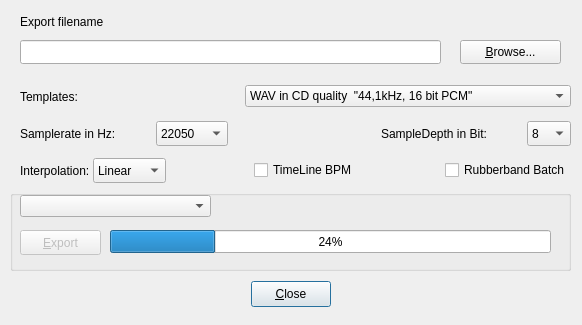
Above: src/gui/src/UI/ExportSongDialog_UI.ui from hydrogen-music/hydrogen before the change. Below: the same form after it.
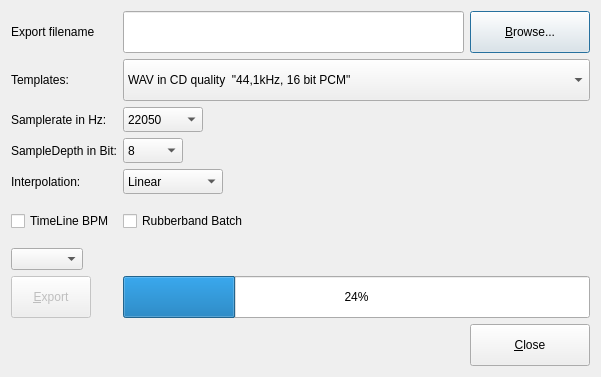
That is the form after the change.

Commit message: Converted layouts to QFormLayout so widgets will resize

Patch:
```diff
--- a/src/gui/src/UI/ExportSongDialog_UI.ui
+++ b/src/gui/src/UI/ExportSongDialog_UI.ui
@@ -2,173 +2,72 @@
 <ui version="4.0">
  <class>ExportSongDialog_UI</class>
  <widget class="QDialog" name="ExportSongDialog_UI">
+  <property name="enabled">
+   <bool>true</bool>
+  </property>
   <property name="geometry">
    <rect>
     <x>0</x>
     <y>0</y>
-    <width>582</width>
-    <height>325</height>
+    <width>601</width>
+    <height>377</height>
    </rect>
   </property>
+  <property name="sizePolicy">
+   <sizepolicy hsizetype="Preferred" vsizetype="Preferred">
+    <horstretch>0</horstretch>
+    <verstretch>0</verstretch>
+   </sizepolicy>
+  </property>
+  <property name="minimumSize">
+   <size>
+    <width>0</width>
+    <height>0</height>
+   </size>
+  </property>
   <property name="windowTitle">
    <string>Export Whole Song to WAV</string>
   </property>
-  <widget class="QWidget" name="layout2">
-   <property name="geometry">
-    <rect>
-     <x>20</x>
-     <y>280</y>
-     <width>541</width>
-     <height>28</height>
-    </rect>
-   </property>
-   <layout class="QHBoxLayout">
-    <property name="spacing">
-     <number>0</number>
-    </property>
-    <item>
-     <spacer>
-      <property name="orientation">
-       <enum>Qt::Horizontal</enum>
-      </property>
-      <property name="sizeType">
-       <enum>QSizePolicy::Expanding</enum>
-      </property>
-      <property name="sizeHint" stdset="0">
-       <size>
-        <width>126</width>
-        <height>16</height>
-       </size>
-      </property>
-     </spacer>
-    </item>
-    <item>
-     <widget class="QPushButton" name="closeBtn">
-      <property name="sizePolicy">
-       <sizepolicy hsizetype="Minimum" vsizetype="Fixed">
-        <horstretch>0</horstretch>
-        <verstretch>0</verstretch>
-       </sizepolicy>
-      </property>
-      <property name="minimumSize">
-       <size>
-        <width>0</width>
-        <height>26</height>
-       </size>
-      </property>
-      <property name="text">
-       <string>&amp;Close</string>
-      </property>
-      <property name="shortcut">
-       <string>Alt+C</string>
-      </property>
-     </widget>
-    </item>
-    <item>
-     <spacer>
-      <property name="orientation">
-       <enum>Qt::Horizontal</enum>
-      </property>
-      <property name="sizeType">
-       <enum>QSizePolicy::Expanding</enum>
-      </property>
-      <property name="sizeHint" stdset="0">
-       <size>
-        <width>126</width>
-        <height>16</height>
-       </size>
-      </property>
-     </spacer>
-    </item>
-   </layout>
-  </widget>
-  <widget class="QGroupBox" name="groupBox">
-   <property name="geometry">
-    <rect>
-     <x>10</x>
-     <y>190</y>
-     <width>561</width>
-     <height>81</height>
-    </rect>
-   </property>
-   <property name="title">
-    <string/>
-   </property>
-   <widget class="QPushButton" name="okBtn">
-    <property name="enabled">
-     <bool>false</bool>
-    </property>
-    <property name="geometry">
-     <rect>
-      <x>10</x>
-      <y>40</y>
-      <width>81</width>
-      <height>25</height>
-     </rect>
-    </property>
-    <property name="minimumSize">
-     <size>
-      <width>0</width>
-      <height>25</height>
-     </size>
-    </property>
-    <property name="text">
-     <string>&amp;Export</string>
-    </property>
-    <property name="shortcut">
-     <string>Alt+E</string>
-    </property>
-   </widget>
-   <widget class="QProgressBar" name="m_pProgressBar">
-    <property name="geometry">
-     <rect>
-      <x>100</x>
-      <y>40</y>
-      <width>441</width>
-      <height>23</height>
-     </rect>
-    </property>
-    <property name="value">
-     <number>24</number>
-    </property>
-   </widget>
-   <widget class="QWidget" name="layoutWidget1">
-    <property name="geometry">
-     <rect>
-      <x>10</x>
-      <y>0</y>
-      <width>191</width>
-      <height>33</height>
-     </rect>
-    </property>
-    <layout class="QHBoxLayout" name="horizontalLayout_5">
-     <item>
-      <widget class="QComboBox" name="exportTypeCombo"/>
-     </item>
-    </layout>
-   </widget>
-  </widget>
+  <property name="layoutDirection">
+   <enum>Qt::LeftToRight</enum>
+  </property>
+  <property name="modal">
+   <bool>true</bool>
+  </property>
+  <layout class="QGridLayout" name="gridLayout">
+   <item row="0" column="0">
+    <layout class="QFormLayout" name="formLayout">
+     <property name="sizeConstraint">
+      <enum>QLayout::SetDefaultConstraint</enum>
+     </property>
+     <property name="fieldGrowthPolicy">
+      <enum>QFormLayout::ExpandingFieldsGrow</enum>
+     </property>
+     <property name="rowWrapPolicy">
+      <enum>QFormLayout::WrapLongRows</enum>
+     </property>
+     <item row="0" column="0">
   <widget class="QLabel" name="TextLabel1">
-   <property name="geometry">
-    <rect>
-     <x>20</x>
-     <y>10</y>
-     <width>440</width>
-     <height>24</height>
-    </rect>
+       <property name="sizePolicy">
+        <sizepolicy hsizetype="Expanding" vsizetype="Expanding">
+         <horstretch>0</horstretch>
+         <verstretch>0</verstretch>
+        </sizepolicy>
    </property>
    <property name="text">
     <string>Export filename</string>
    </property>
   </widget>
+     </item>
+     <item row="0" column="1">
+      <layout class="QHBoxLayout" name="horizontalLayout">
+       <item>
   <widget class="QLineEdit" name="exportNameTxt">
-   <property name="geometry">
-    <rect>
-     <x>20</x>
-     <y>40</y>
-     <width>421</width>
-     <height>24</height>
-    </rect>
+         <property name="sizePolicy">
+          <sizepolicy hsizetype="Expanding" vsizetype="Expanding">
+           <horstretch>0</horstretch>
+           <verstretch>0</verstretch>
+          </sizepolicy>
    </property>
    <property name="readOnly">
     <bool>false</bool>
@@ -177,14 +76,20 @@
     <string notr="true"/>
    </property>
   </widget>
+       </item>
+       <item>
   <widget class="QPushButton" name="browseBtn">
-   <property name="geometry">
-    <rect>
-     <x>460</x>
-     <y>40</y>
-     <width>101</width>
-     <height>24</height>
-    </rect>
+         <property name="sizePolicy">
+          <sizepolicy hsizetype="Expanding" vsizetype="Expanding">
+           <horstretch>0</horstretch>
+           <verstretch>0</verstretch>
+          </sizepolicy>
+         </property>
+         <property name="maximumSize">
+          <size>
+           <width>120</width>
+           <height>16777215</height>
+          </size>
    </property>
    <property name="text">
     <string>&amp;Browse...</string>
@@ -193,40 +98,103 @@
     <string>Alt+B</string>
    </property>
   </widget>
-  <widget class="QWidget" name="layoutWidget2">
-   <property name="geometry">
-    <rect>
-     <x>20</x>
-     <y>118</y>
-     <width>551</width>
-     <height>31</height>
-    </rect>
-   </property>
-   <layout class="QHBoxLayout" name="horizontalLayout_3">
+       </item>
+      </layout>
+     </item>
+     <item row="3" column="0">
+      <widget class="QLabel" name="label_3">
+       <property name="sizePolicy">
+        <sizepolicy hsizetype="Expanding" vsizetype="Expanding">
+         <horstretch>0</horstretch>
+         <verstretch>0</verstretch>
+        </sizepolicy>
+       </property>
+       <property name="text">
+        <string>Templates: </string>
+       </property>
+      </widget>
+     </item>
+     <item row="3" column="1">
+      <widget class="QComboBox" name="templateCombo">
+       <property name="sizePolicy">
+        <sizepolicy hsizetype="Expanding" vsizetype="Expanding">
+         <horstretch>0</horstretch>
+         <verstretch>0</verstretch>
+        </sizepolicy>
+       </property>
     <item>
-     <layout class="QHBoxLayout" name="horizontalLayout">
+        <property name="text">
+         <string>WAV in CD quality  &quot;44,1kHz, 16 bit PCM&quot;</string>
+        </property>
+       </item>
       <item>
+        <property name="text">
+         <string>WAV in ADAT quality &quot;48 kHz, 16 bit PCM&quot;</string>
+        </property>
+       </item>
+       <item>
+        <property name="text">
+         <string>WAV in better quality &quot;48 kHz, 24 bit PCM&quot;</string>
+        </property>
+       </item>
+       <item>
+        <property name="text">
+         <string>WAV LOFI &quot;22.05kHz, 8 bit PCM </string>
+        </property>
+       </item>
+       <item>
+        <property name="text">
+         <string>WAV best Mixdown quality &quot;96 kHz, 32 bit PCM&quot;</string>
+        </property>
+       </item>
+       <item>
+        <property name="text">
+         <string>AIFF in CD quality &quot;41 kHz, 16 bit PCM&quot;</string>
+        </property>
+       </item>
+       <item>
+        <property name="text">
+         <string>AIFF in ADAT quality &quot;48 kHz, 16 bit PCM&quot;</string>
+        </property>
+       </item>
+       <item>
+        <property name="text">
+         <string>AIFF in better quality &quot;48 kHz, 24 bit PCM&quot;</string>
+        </property>
+       </item>
+       <item>
+        <property name="text">
+         <string>FLAC lossless compressor in good quality &quot;48 kHz&quot;</string>
+        </property>
+       </item>
+       <item>
+        <property name="text">
+         <string>OGG Vorbis loosely compressed in good quality &quot;VBR&quot;</string>
+        </property>
+       </item>
+      </widget>
+     </item>
+     <item row="4" column="0">
        <widget class="QLabel" name="label">
+       <property name="sizePolicy">
+        <sizepolicy hsizetype="Expanding" vsizetype="Expanding">
+         <horstretch>0</horstretch>
+         <verstretch>0</verstretch>
+        </sizepolicy>
+       </property>
         <property name="text">
          <string>Samplerate in Hz:</string>
         </property>
        </widget>
       </item>
-      <item>
-       <spacer name="horizontalSpacer_2">
-        <property name="orientation">
-         <enum>Qt::Horizontal</enum>
-        </property>
-        <property name="sizeHint" stdset="0">
-         <size>
-          <width>40</width>
-          <height>20</height>
-         </size>
-        </property>
-       </spacer>
-      </item>
-      <item>
+     <item row="4" column="1">
        <widget class="QComboBox" name="sampleRateCombo">
+       <property name="sizePolicy">
+        <sizepolicy hsizetype="Expanding" vsizetype="Expanding">
+         <horstretch>0</horstretch>
+         <verstretch>0</verstretch>
+        </sizepolicy>
+       </property>
         <property name="maximumSize">
          <size>
           <width>80</width>
@@ -265,58 +233,27 @@
         </item>
        </widget>
       </item>
-     </layout>
-    </item>
-    <item>
-     <spacer name="horizontalSpacer">
-      <property name="orientation">
-       <enum>Qt::Horizontal</enum>
-      </property>
-      <property name="sizeHint" stdset="0">
-       <size>
-        <width>20</width>
-        <height>20</height>
-       </size>
-      </property>
-     </spacer>
-    </item>
-    <item>
-     <spacer name="horizontalSpacer_4">
-      <property name="orientation">
-       <enum>Qt::Horizontal</enum>
-      </property>
-      <property name="sizeHint" stdset="0">
-       <size>
-        <width>40</width>
-        <height>20</height>
-       </size>
-      </property>
-     </spacer>
-    </item>
-    <item>
-     <layout class="QHBoxLayout" name="horizontalLayout_2">
-      <item>
+     <item row="5" column="0">
        <widget class="QLabel" name="label_2">
+       <property name="sizePolicy">
+        <sizepolicy hsizetype="Expanding" vsizetype="Expanding">
+         <horstretch>0</horstretch>
+         <verstretch>0</verstretch>
+        </sizepolicy>
+       </property>
         <property name="text">
          <string>SampleDepth in Bit:</string>
         </property>
        </widget>
       </item>
-      <item>
-       <spacer name="horizontalSpacer_3">
-        <property name="orientation">
-         <enum>Qt::Horizontal</enum>
-        </property>
-        <property name="sizeHint" stdset="0">
-         <size>
-          <width>40</width>
-          <height>20</height>
-         </size>
-        </property>
-       </spacer>
-      </item>
-      <item>
+     <item row="5" column="1">
        <widget class="QComboBox" name="sampleDepthCombo">
+       <property name="sizePolicy">
+        <sizepolicy hsizetype="Expanding" vsizetype="Expanding">
+         <horstretch>0</horstretch>
+         <verstretch>0</verstretch>
+        </sizepolicy>
+       </property>
         <property name="maximumSize">
          <size>
           <width>60</width>
@@ -345,95 +282,14 @@
         </item>
        </widget>
       </item>
-     </layout>
-    </item>
-   </layout>
-  </widget>
-  <widget class="QWidget" name="layoutWidget0">
-   <property name="geometry">
-    <rect>
-     <x>20</x>
-     <y>80</y>
-     <width>551</width>
-     <height>33</height>
-    </rect>
-   </property>
-   <layout class="QHBoxLayout" name="horizontalLayout_4">
-    <item>
-     <widget class="QLabel" name="label_3">
-      <property name="text">
-       <string>Templates: </string>
-      </property>
-     </widget>
-    </item>
-    <item>
-     <widget class="QComboBox" name="templateCombo">
-      <item>
-       <property name="text">
-        <string>WAV in CD quality  &quot;44,1kHz, 16 bit PCM&quot;</string>
-       </property>
-      </item>
-      <item>
-       <property name="text">
-        <string>WAV in ADAT quality &quot;48 kHz, 16 bit PCM&quot;</string>
-       </property>
-      </item>
-      <item>
-       <property name="text">
-        <string>WAV in better quality &quot;48 kHz, 24 bit PCM&quot;</string>
-       </property>
-      </item>
-      <item>
-       <property name="text">
-        <string>WAV LOFI &quot;22.05kHz, 8 bit PCM </string>
-       </property>
-      </item>
-      <item>
-       <property name="text">
-        <string>WAV best Mixdown quality &quot;96 kHz, 32 bit PCM&quot;</string>
-       </property>
-      </item>
-      <item>
-       <property name="text">
-        <string>AIFF in CD quality &quot;41 kHz, 16 bit PCM&quot;</string>
-       </property>
-      </item>
-      <item>
-       <property name="text">
-        <string>AIFF in ADAT quality &quot;48 kHz, 16 bit PCM&quot;</string>
-       </property>
-      </item>
-      <item>
-       <property name="text">
-        <string>AIFF in better quality &quot;48 kHz, 24 bit PCM&quot;</string>
-       </property>
-      </item>
-      <item>
-       <property name="text">
-        <string>FLAC lossless compressor in good quality &quot;48 kHz&quot;</string>
-       </property>
-      </item>
-      <item>
-       <property name="text">
-        <string>OGG Vorbis loosely compressed in good quality &quot;VBR&quot;</string>
-       </property>
-      </item>
-     </widget>
-    </item>
-   </layout>
-  </widget>
-  <widget class="QWidget" name="layoutWidget">
-   <property name="geometry">
-    <rect>
-     <x>20</x>
-     <y>155</y>
-     <width>551</width>
-     <height>31</height>
-    </rect>
-   </property>
-   <layout class="QHBoxLayout" name="horizontalLayout_6">
-    <item>
+     <item row="7" column="0">
      <widget class="QLabel" name="resapelingLbl">
+       <property name="sizePolicy">
+        <sizepolicy hsizetype="Expanding" vsizetype="Expanding">
+         <horstretch>0</horstretch>
+         <verstretch>0</verstretch>
+        </sizepolicy>
+       </property>
       <property name="maximumSize">
        <size>
         <width>200</width>
@@ -451,8 +307,14 @@
       </property>
      </widget>
     </item>
-    <item>
+     <item row="7" column="1">
      <widget class="QComboBox" name="resampleComboBox">
+       <property name="sizePolicy">
+        <sizepolicy hsizetype="Expanding" vsizetype="Expanding">
+         <horstretch>0</horstretch>
+         <verstretch>0</verstretch>
+        </sizepolicy>
+       </property>
       <property name="maximumSize">
        <size>
         <width>100</width>
@@ -489,21 +351,14 @@
       </item>
      </widget>
     </item>
-    <item>
-     <spacer name="horizontalSpacer_5">
-      <property name="orientation">
-       <enum>Qt::Horizontal</enum>
-      </property>
-      <property name="sizeHint" stdset="0">
-       <size>
-        <width>40</width>
-        <height>20</height>
-       </size>
-      </property>
-     </spacer>
-    </item>
-    <item>
+     <item row="12" column="0">
      <widget class="QCheckBox" name="toggleTimeLineBPMCheckBox">
+       <property name="sizePolicy">
+        <sizepolicy hsizetype="Expanding" vsizetype="Expanding">
+         <horstretch>0</horstretch>
+         <verstretch>0</verstretch>
+        </sizepolicy>
+       </property>
       <property name="toolTip">
        <string>Enable tempo changing</string>
       </property>
@@ -512,21 +367,14 @@
       </property>
      </widget>
     </item>
-    <item>
-     <spacer name="horizontalSpacer_6">
-      <property name="orientation">
-       <enum>Qt::Horizontal</enum>
-      </property>
-      <property name="sizeHint" stdset="0">
-       <size>
-        <width>40</width>
-        <height>20</height>
-       </size>
-      </property>
-     </spacer>
-    </item>
-    <item>
+     <item row="12" column="1">
      <widget class="QCheckBox" name="toggleRubberbandCheckBox">
+       <property name="sizePolicy">
+        <sizepolicy hsizetype="Expanding" vsizetype="Expanding">
+         <horstretch>0</horstretch>
+         <verstretch>0</verstretch>
+        </sizepolicy>
+       </property>
       <property name="toolTip">
        <string>Enable use of rubberband's batch processor</string>
       </property>
@@ -535,19 +383,106 @@
       </property>
      </widget>
     </item>
-   </layout>
-  </widget>
-  <zorder>layout2</zorder>
-  <zorder>groupBox</zorder>
-  <zorder>TextLabel1</zorder>
-  <zorder>exportNameTxt</zorder>
-  <zorder>browseBtn</zorder>
-  <zorder>layoutWidget2</zorder>
-  <zorder>layoutWidget0</zorder>
-  <zorder>layoutWidget</zorder>
-  <zorder>templateCombo</zorder>
- </widget>
- <layoutdefault spacing="0" margin="0"/>
+     <item row="13" column="0">
+      <widget class="QComboBox" name="exportTypeCombo">
+       <property name="sizePolicy">
+        <sizepolicy hsizetype="Expanding" vsizetype="Fixed">
+         <horstretch>0</horstretch>
+         <verstretch>0</verstretch>
+        </sizepolicy>
+       </property>
+      </widget>
+     </item>
+     <item row="15" column="0">
+      <widget class="QPushButton" name="okBtn">
+       <property name="enabled">
+        <bool>false</bool>
+       </property>
+       <property name="sizePolicy">
+        <sizepolicy hsizetype="Expanding" vsizetype="Expanding">
+         <horstretch>0</horstretch>
+         <verstretch>0</verstretch>
+        </sizepolicy>
+       </property>
+       <property name="minimumSize">
+        <size>
+         <width>0</width>
+         <height>25</height>
+        </size>
+       </property>
+       <property name="text">
+        <string>&amp;Export</string>
+       </property>
+       <property name="shortcut">
+        <string>Alt+E</string>
+       </property>
+      </widget>
+     </item>
+     <item row="15" column="1">
+      <widget class="QProgressBar" name="m_pProgressBar">
+       <property name="sizePolicy">
+        <sizepolicy hsizetype="Expanding" vsizetype="Expanding">
+         <horstretch>0</horstretch>
+         <verstretch>0</verstretch>
+        </sizepolicy>
+       </property>
+       <property name="value">
+        <number>24</number>
+       </property>
+      </widget>
+     </item>
+     <item row="16" column="1">
+      <layout class="QHBoxLayout" name="horizontalLayout_2">
+       <item>
+        <spacer name="horizontalSpacer">
+         <property name="orientation">
+          <enum>Qt::Horizontal</enum>
+         </property>
+         <property name="sizeHint" stdset="0">
+          <size>
+           <width>40</width>
+           <height>20</height>
+          </size>
+         </property>
+        </spacer>
+       </item>
+       <item>
+        <widget class="QPushButton" name="closeBtn">
+         <property name="sizePolicy">
+          <sizepolicy hsizetype="Expanding" vsizetype="Expanding">
+           <horstretch>0</horstretch>
+           <verstretch>0</verstretch>
+          </sizepolicy>
+         </property>
+         <property name="minimumSize">
+          <size>
+           <width>0</width>
+           <height>26</height>
+          </size>
+         </property>
+         <property name="maximumSize">
+          <size>
+           <width>120</width>
+           <height>16777215</height>
+          </size>
+         </property>
+         <property name="layoutDirection">
+          <enum>Qt::LeftToRight</enum>
+         </property>
+         <property name="text">
+          <string>&amp;Close</string>
+         </property>
+         <property name="shortcut">
+          <string>Alt+C</string>
+         </property>
+        </widget>
+       </item>
+      </layout>
+     </item>
+    </layout>
+   </item>
+  </layout>
+ </widget>
  <resources/>
  <connections/>
 </ui>
```
Left out of the diff: 2 changed lines with no effect on the pictures. Lines whose indentation alone changed are shown as unchanged. The commit also changes 2 other files.
